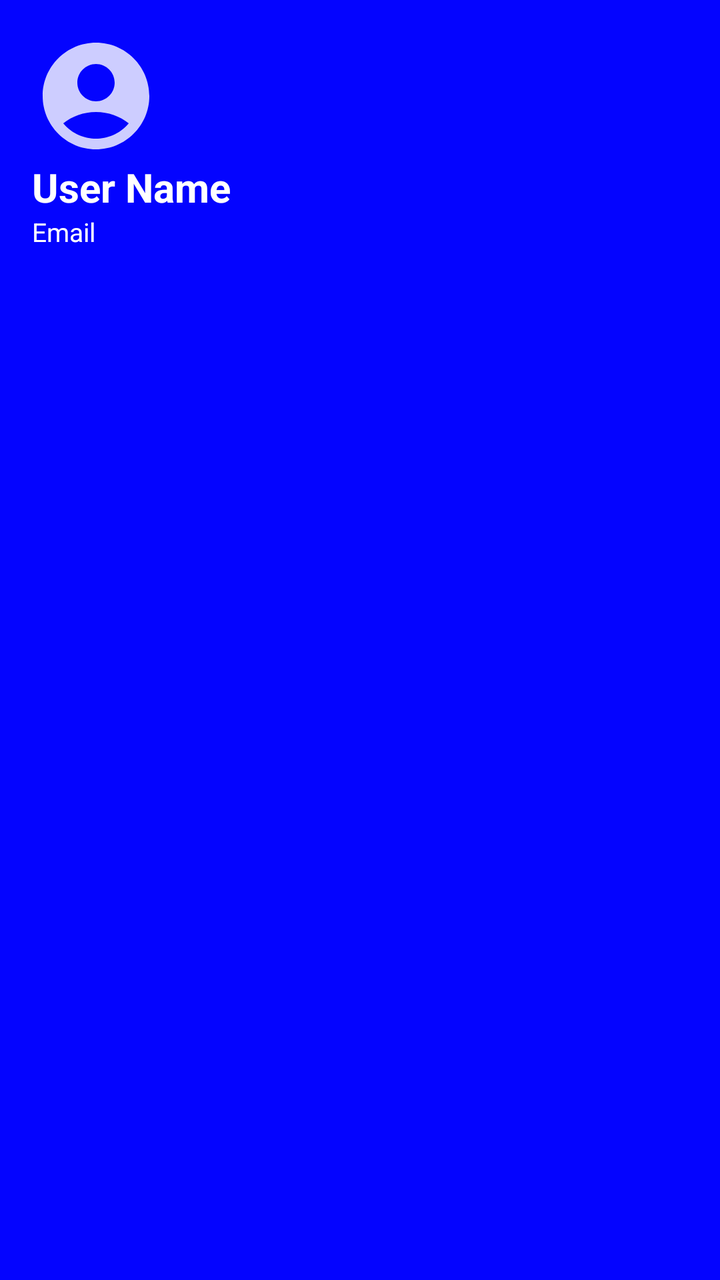
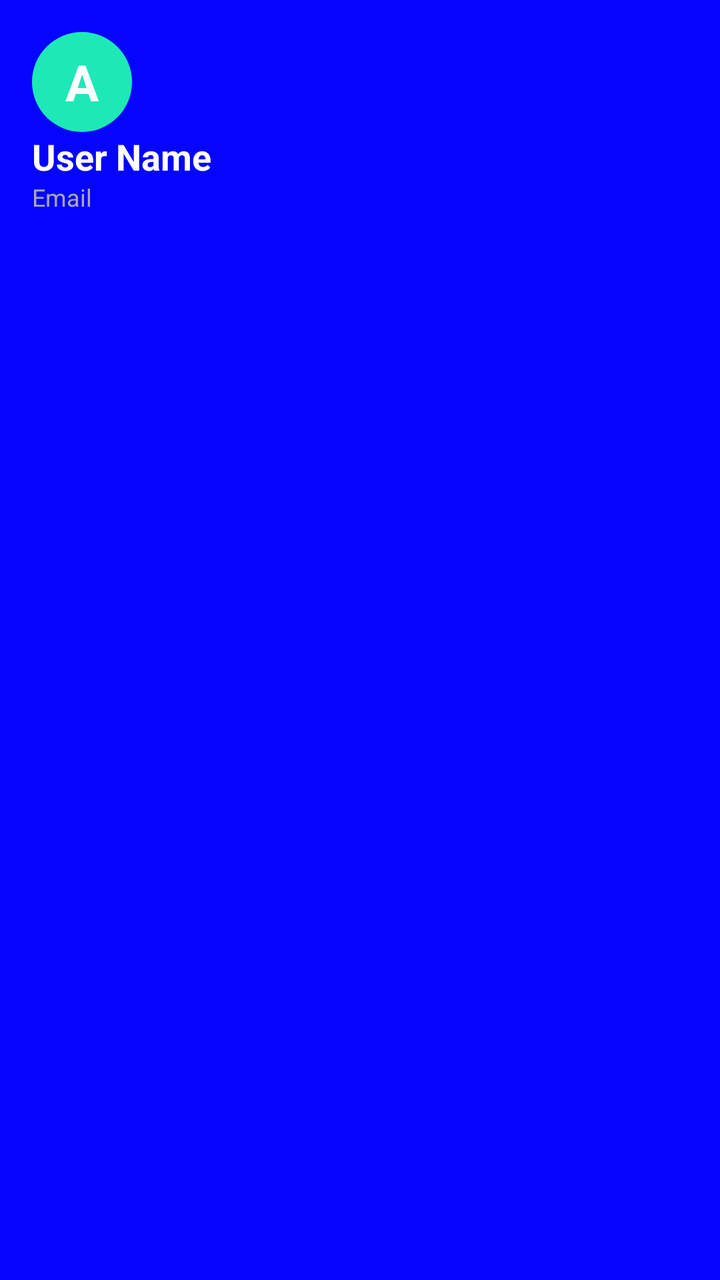

The first picture is an Android layout as it rendered before a commit; the second is the same layout after the commit. The layout source and the unified diff follow.
<!-- AndroidManifest.xml: application theme Theme.ExamApp -->
<!-- res/layout/nav_header.xml -->
<?xml version="1.0" encoding="utf-8"?>
<LinearLayout
    xmlns:android="http://schemas.android.com/apk/res/android"
    android:layout_width="match_parent"
    android:layout_height="wrap_content"
    android:orientation="vertical"
    android:background="?attr/colorPrimary"
    android:padding="16dp">

    <ImageView
        android:layout_width="64dp"
        android:layout_height="64dp"
        android:src="@drawable/ic_account" />

    <TextView
        android:id="@+id/txtNameDrawer"
        android:layout_width="wrap_content"
        android:layout_height="wrap_content"
        android:text="User Name"
        android:textColor="@android:color/white"
        android:textStyle="bold"
        android:textSize="20sp"
/>
    <TextView
        android:id="@+id/txtEmailDrawer"
        android:layout_width="wrap_content"
        android:layout_height="wrap_content"
        android:text="Email"
        android:textColor="@android:color/white"
        android:textSize="13dp"
        />

</LinearLayout>
<!-- resources referenced by this layout -->
<resources>
  <!-- drawable ic_account (drawable-anydpi) -->
  <vector xmlns:android="http://schemas.android.com/apk/res/android"
      android:width="24dp"
      android:height="24dp"
      android:viewportWidth="24"
      android:viewportHeight="24"
      android:tint="#FFFFFF"
      android:alpha="0.8">
    <path
        android:fillColor="@android:color/white"
        android:pathData="M12,2C6.48,2 2,6.48 2,12s4.48,10 10,10s10,-4.48 10,-10S17.52,2 12,2zM12,6c1.93,0 3.5,1.57 3.5,3.5S13.93,13 12,13s-3.5,-1.57 -3.5,-3.5S10.07,6 12,6zM12,20c-2.03,0 -4.43,-0.82 -6.14,-2.88C7.55,15.8 9.68,15 12,15s4.45,0.8 6.14,2.12C16.43,19.18 14.03,20 12,20z"/>
  </vector>
  <style name="Theme.ExamApp" parent="Base.Theme.ExamApp" />
  <style name="Base.Theme.ExamApp" parent="Theme.Material3.DayNight.NoActionBar">
          <item name="colorPrimary">@color/colorPrimary</item>
  
          <item name="colorPrimaryDark">@color/colorPrimaryDark</item>
  
          <item name="colorAccent">@color/colorAccent</item>
          
          
      </style>
  <color name="colorPrimary">#0404ff</color>
  <color name="colorPrimaryDark">#10028f</color>
  <color name="colorAccent">#ffffff</color>
</resources>

<!-- the commit's change to res/layout/nav_header.xml (unified diff, before → after) -->
@@ -7,10 +7,19 @@
     android:background="?attr/colorPrimary"
     android:padding="16dp">
 
-    <ImageView
-        android:layout_width="64dp"
-        android:layout_height="64dp"
-        android:src="@drawable/ic_account" />
+    <TextView
+        android:id="@+id/imgName"
+        android:layout_width="50dp"
+        android:layout_height="50dp"
+        android:background="@drawable/circle"
+        android:backgroundTint="@color/greenLight"
+        android:gravity="center"
+        android:text="A"
+        android:textColor="@color/white"
+        android:textSize="25sp"
+        android:textStyle="bold"
+
+        />
 
     <TextView
         android:id="@+id/txtNameDrawer"
@@ -19,15 +28,15 @@
         android:text="User Name"
         android:textColor="@android:color/white"
         android:textStyle="bold"
-        android:textSize="20sp"
+        android:textSize="18sp"
 />
     <TextView
         android:id="@+id/txtEmailDrawer"
         android:layout_width="wrap_content"
         android:layout_height="wrap_content"
         android:text="Email"
-        android:textColor="@android:color/white"
-        android:textSize="13dp"
+        android:textColor="@android:color/darker_gray"
+        android:textSize="12dp"
         />
 
 </LinearLayout>
<!-- resource entries referenced after the edit -->
@@ -1,17 +1,12 @@
 <!-- resources referenced by this layout -->
 <resources>
-  <!-- drawable ic_account (drawable-anydpi) -->
-  <vector xmlns:android="http://schemas.android.com/apk/res/android"
-      android:width="24dp"
-      android:height="24dp"
-      android:viewportWidth="24"
-      android:viewportHeight="24"
-      android:tint="#FFFFFF"
-      android:alpha="0.8">
-    <path
-        android:fillColor="@android:color/white"
-        android:pathData="M12,2C6.48,2 2,6.48 2,12s4.48,10 10,10s10,-4.48 10,-10S17.52,2 12,2zM12,6c1.93,0 3.5,1.57 3.5,3.5S13.93,13 12,13s-3.5,-1.57 -3.5,-3.5S10.07,6 12,6zM12,20c-2.03,0 -4.43,-0.82 -6.14,-2.88C7.55,15.8 9.68,15 12,15s4.45,0.8 6.14,2.12C16.43,19.18 14.03,20 12,20z"/>
-  </vector>
+  <color name="greenLight">#1DE9B6</color>
+  <color name="white">#FFFFFFFF</color>
+  <!-- drawable circle (drawable) -->
+  <shape xmlns:android="http://schemas.android.com/apk/res/android"
+      android:shape="oval">
+      <solid android:color="?attr/colorPrimary"/>
+  </shape>
   <style name="Theme.ExamApp" parent="Base.Theme.ExamApp" />
   <style name="Base.Theme.ExamApp" parent="Theme.Material3.DayNight.NoActionBar">
           <item name="colorPrimary">@color/colorPrimary</item>
